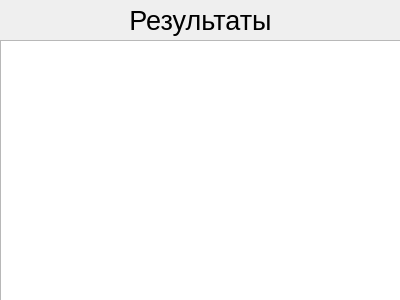
Qt form statssqlhelper.ui (moevm/gui-1h2017-12) before a commit.
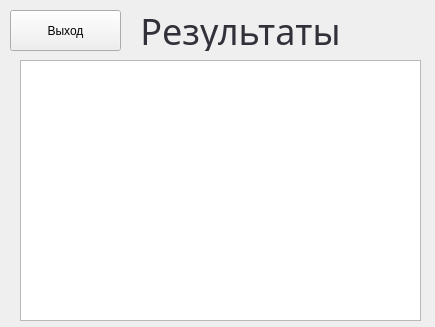
The same form after that commit. Icons and pictures are not drawn.

The edit to the form file:
```diff
--- a/statssqlhelper.ui
+++ b/statssqlhelper.ui
@@ -6,8 +6,8 @@
    <rect>
     <x>0</x>
     <y>0</y>
-    <width>400</width>
-    <height>300</height>
+    <width>435</width>
+    <height>327</height>
    </rect>
   </property>
   <property name="windowTitle">
@@ -16,8 +16,8 @@
   <widget class="QTableView" name="tableView">
    <property name="geometry">
     <rect>
-     <x>0</x>
-     <y>40</y>
+     <x>20</x>
+     <y>60</y>
      <width>401</width>
      <height>261</height>
     </rect>
@@ -35,15 +35,53 @@
   <widget class="QLabel" name="label">
    <property name="geometry">
     <rect>
-     <x>0</x>
-     <y>0</y>
+     <x>40</x>
+     <y>10</y>
      <width>401</width>
      <height>41</height>
     </rect>
    </property>
+   <property name="palette">
+    <palette>
+     <active>
+      <colorrole role="WindowText">
+       <brush brushstyle="SolidPattern">
+        <color alpha="255">
+         <red>50</red>
+         <green>49</green>
+         <blue>58</blue>
+        </color>
+       </brush>
+      </colorrole>
+     </active>
+     <inactive>
+      <colorrole role="WindowText">
+       <brush brushstyle="SolidPattern">
+        <color alpha="255">
+         <red>50</red>
+         <green>49</green>
+         <blue>58</blue>
+        </color>
+       </brush>
+      </colorrole>
+     </inactive>
+     <disabled>
+      <colorrole role="WindowText">
+       <brush brushstyle="SolidPattern">
+        <color alpha="255">
+         <red>120</red>
+         <green>120</green>
+         <blue>120</blue>
+        </color>
+       </brush>
+      </colorrole>
+     </disabled>
+    </palette>
+   </property>
    <property name="font">
     <font>
-     <pointsize>20</pointsize>
+     <family>Impact</family>
+     <pointsize>27</pointsize>
     </font>
    </property>
    <property name="text">
@@ -53,6 +91,32 @@
     <set>Qt::AlignCenter</set>
    </property>
   </widget>
+  <widget class="QPushButton" name="exit">
+   <property name="geometry">
+    <rect>
+     <x>10</x>
+     <y>10</y>
+     <width>111</width>
+     <height>41</height>
+    </rect>
+   </property>
+   <property name="cursor">
+    <cursorShape>PointingHandCursor</cursorShape>
+   </property>
+   <property name="text">
+    <string>Выход</string>
+   </property>
+   <property name="icon">
+    <iconset resource="imgfiles.qrc">
+     <normaloff>:/images/foto/door.png</normaloff>:/images/foto/door.png</iconset>
+   </property>
+   <property name="iconSize">
+    <size>
+     <width>25</width>
+     <height>25</height>
+    </size>
+   </property>
+  </widget>
  </widget>
  <resources/>
  <connections/>
```
Left out of the diff: 23 changed lines with no effect on the pictures.
